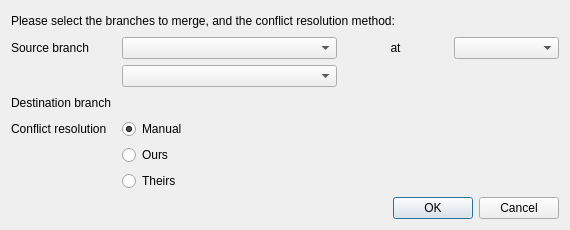
Qt form tao/merge_dialog.ui (c3d/tao3D) before a commit.
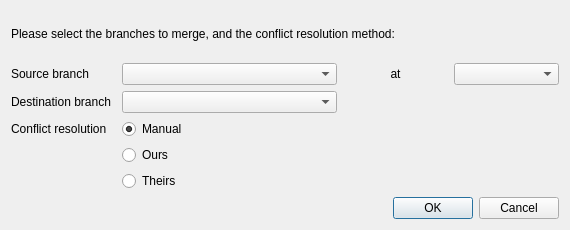
The same form after that commit. Custom widgets are drawn as their Qt base class.

Commit message: Fix merge dialog layout. Fixes #613.

What changed in the file:
```diff
--- a/tao/merge_dialog.ui
+++ b/tao/merge_dialog.ui
@@ -75,16 +75,6 @@
      </property>
     </widget>
    </item>
-   <item row="2" column="1" colspan="2">
-    <widget class="Tao::BranchSelectionComboBox" name="dstBranch"/>
-   </item>
-   <item row="3" column="0" colspan="2">
-    <widget class="QLabel" name="dstLabel">
-     <property name="text">
-      <string>Destination branch</string>
-     </property>
-    </widget>
-   </item>
    <item row="4" column="0">
     <widget class="QLabel" name="conflictLabel">
      <property name="text">
@@ -126,6 +116,16 @@
      </property>
     </widget>
    </item>
+   <item row="2" column="1" colspan="2">
+    <widget class="Tao::BranchSelectionComboBox" name="dstBranch"/>
+   </item>
+   <item row="2" column="0">
+    <widget class="QLabel" name="dstLabel">
+     <property name="text">
+      <string>Destination branch</string>
+     </property>
+    </widget>
+   </item>
   </layout>
  </widget>
  <customwidgets>
```
